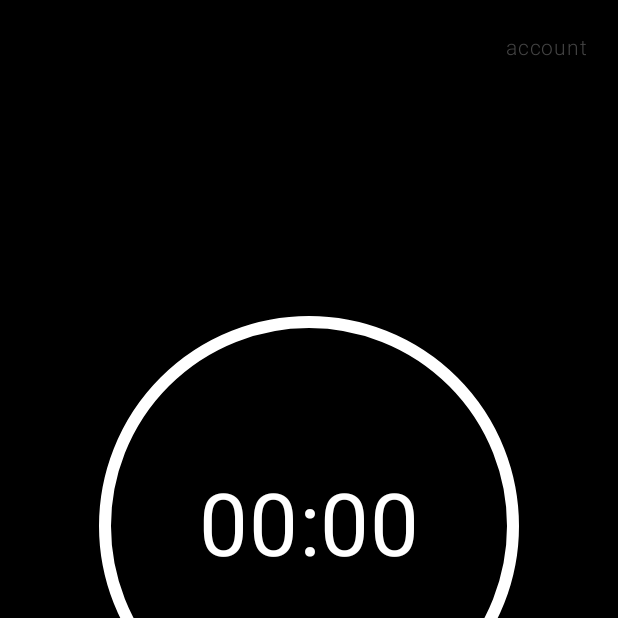
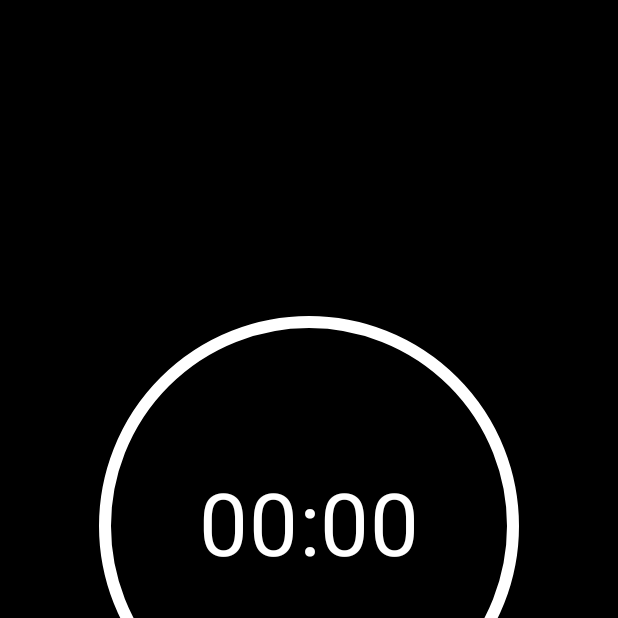
Before and after one commit to SamarthKulkarni16/flow_timer_for_you, an Android app built with Jetpack Compose: the composable FlowTimerApp shown on its own in the app's theme, on a phone screen of 412 x 824 dp, the top half of it. Run offline under Robolectric (Android 15) with nearby library versions, the phone set to English and light mode, and no system bars; our stand-ins replace Room's generated code; libraries missing offline, so code that uses them is left out: io.github.jan.supabase; 1 statement that could not run was skipped.

Commit message:
feat: hide account behind double-tap corner, swap back/sign-out styling, remove back/skip from sign-in, fix weak vibration

```diff
--- a/app/build.gradle.kts
+++ b/app/build.gradle.kts
@@ -33,8 +33,8 @@ android {
     applicationId = "com.flowtimer.app"
     minSdk = 26
     targetSdk = 36
-    versionCode = 5
-    versionName = "1.0.4"
+    versionCode = 6
+    versionName = "1.0.5"
 
     testInstrumentationRunner = "androidx.test.runner.AndroidJUnitRunner"
   }
--- a/app/src/main/java/com/flowtimer/app/MainActivity.kt
+++ b/app/src/main/java/com/flowtimer/app/MainActivity.kt
@@ -314,7 +314,7 @@ class FlowTimerViewModel(
 
         // Light, brief buzz every time a task completes - whether tapped
         // manually or the time simply ran out.
-        FlowHapticManager.vibrate(500, 40)
+        FlowHapticManager.vibrate(500)
 
         val now = System.currentTimeMillis()
         val actualTaskDurationMillis = now - taskStartRealTimeMillis
@@ -554,23 +554,17 @@ fun HomeScreen(
         )
         }
 
-        Text(
-            text = "account",
-            color = Color.DarkGray,
-            fontSize = 14.sp,
-            fontFamily = FontFamily.SansSerif,
-            fontWeight = FontWeight.Light,
+        Box(
             modifier = Modifier
                 .align(Alignment.TopEnd)
                 .windowInsetsPadding(WindowInsets.safeDrawing)
+                .size(64.dp)
                 .testTag("account_button")
-                .clickable(
-                    interactionSource = remember { MutableInteractionSource() },
-                    indication = null
-                ) {
-                    onAccountClicked()
+                .pointerInput(Unit) {
+                    detectTapGestures(
+                        onDoubleTap = { onAccountClicked() }
+                    )
                 }
-                .padding(20.dp)
         )
     }
 }
```
Also changed, not shown: app/src/main/java/com/flowtimer/app/ui/auth/AuthScreen.kt (+8 -48 lines).
